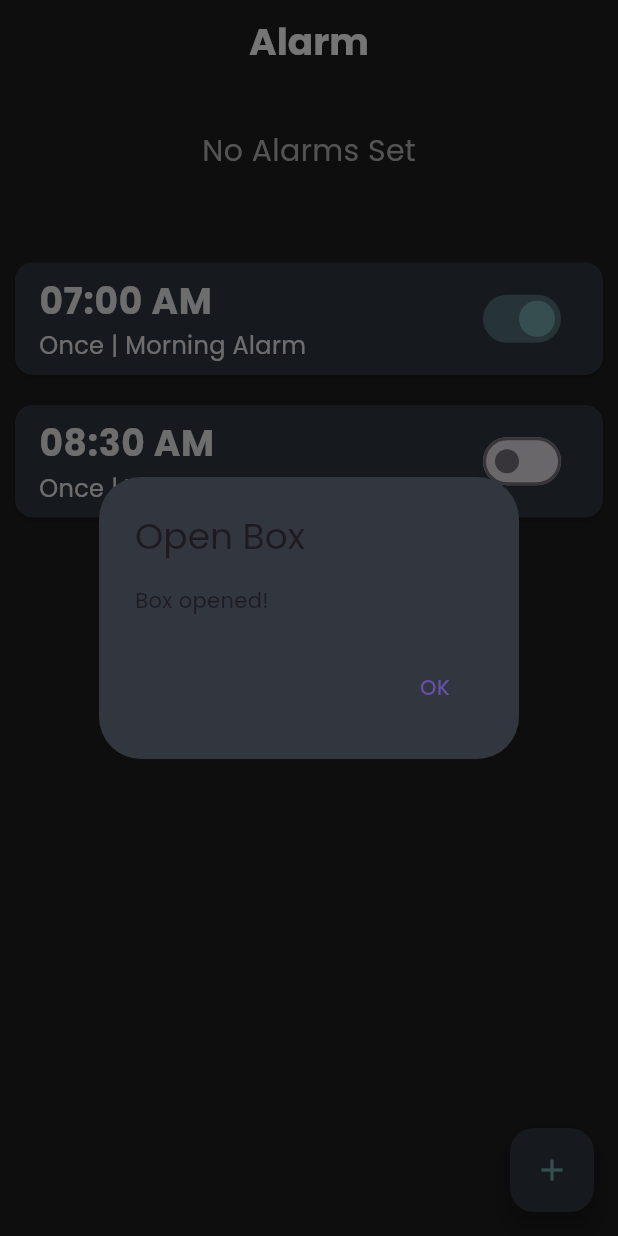
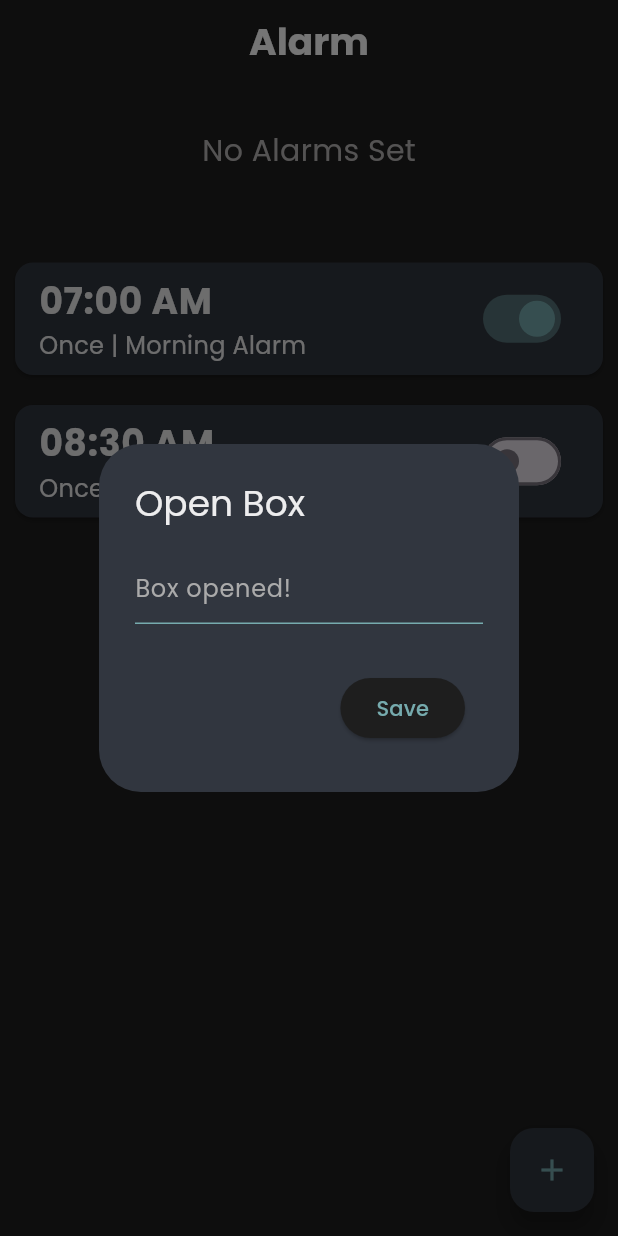
Before and after one commit to kbimsara/pointAlarm, a Flutter app: the screen it shows after launch, after a tap on the "add" icon, on a phone screen of 412 x 824 dp. Run offline on Flutter 3.47's test engine with Material 3 defaults, Android fonts, the phone set to English and light mode, and no system bars; our stand-ins replace cloud_firestore, firebase_core; accounts and stored records are empty.

Commit message:
set create feature on popup ui

```diff
--- a/lib/Pages/myHome.dart
+++ b/lib/Pages/myHome.dart
@@ -1,8 +1,9 @@
 import 'package:flutter/material.dart';
 import 'package:point_alarm/Components/alarmCard.dart';
+import 'package:point_alarm/services/firestore.dart';
 
-void main()  {
-  runApp( MyHomePage());
+void main() {
+  runApp(MyHomePage());
 }
 
 class MyHomePage extends StatefulWidget {
@@ -11,23 +12,53 @@ class MyHomePage extends StatefulWidget {
 }
 
 class _MyHomePageState extends State<MyHomePage> {
+  final FirestoreService firestoreService = FirestoreService();
+  final TextEditingController textController = TextEditingController();
   void openBox() {
     // Function to open a box or perform an action
-    showDialog(context: context, builder: (context) {
+    showDialog(
+      context: context,
+      builder: (context) {
         return AlertDialog(
           backgroundColor: Color(0xff31363F),
-        title: Text('Open Box'),
-        content: Text('Box opened!'),
+          title: Text('Open Box', style: TextStyle(color: Color(0xffEEEEEEF))),
+          content: TextField(
+            controller: textController,
+            style: TextStyle(color: Color(0xffEEEEEEF)),
+            decoration: InputDecoration(
+              hintText: 'Box opened!',
+              hintStyle: TextStyle(color: Color(0xffAAAAAA)),
+              enabledBorder: UnderlineInputBorder(
+                borderSide: BorderSide(color: Color(0xff76ABAE)),
+              ),
+              focusedBorder: UnderlineInputBorder(
+                borderSide: BorderSide(color: Color(0xff76ABAE)),
+              ),
+            ),
+          ),
+
           actions: [
             TextButton(
               onPressed: () {
                 Navigator.of(context).pop();
               },
-            child: Text('OK'),
+              child: ElevatedButton(
+                style: ButtonStyle(
+                  backgroundColor:
+                      MaterialStateProperty.all(Color(0xff1E1E1E)),
+                ),
+                onPressed: () {
+                  firestoreService.addAlarm(textController.text, true, "label1", "type1");
+                  Navigator.of(context).pop();
+                },
+                child: Text('Save', style: TextStyle(color: Color(0xff76ABAE))),
+
+              ),
             ),
           ],
         );
-    });
+      },
+    );
   }
 
   @override
--- a/lib/services/firestore.dart
+++ b/lib/services/firestore.dart
@@ -1,12 +1,10 @@
-import 'dart:ffi';
-
 import 'package:cloud_firestore/cloud_firestore.dart';
 
 class FirestoreService {
   final CollectionReference alarms = FirebaseFirestore.instance.collection('alarms');
 
   // Add an alarm
-  Future<void> addAlarm(String alarmData,Bool isActive, String label, String type) {
+  Future<void> addAlarm(String alarmData, bool isActive, String label, String type) {
     return alarms.add({
       "time": alarmData,
       "isActive": isActive,
```
Lines whose indentation alone changed are shown as unchanged.
